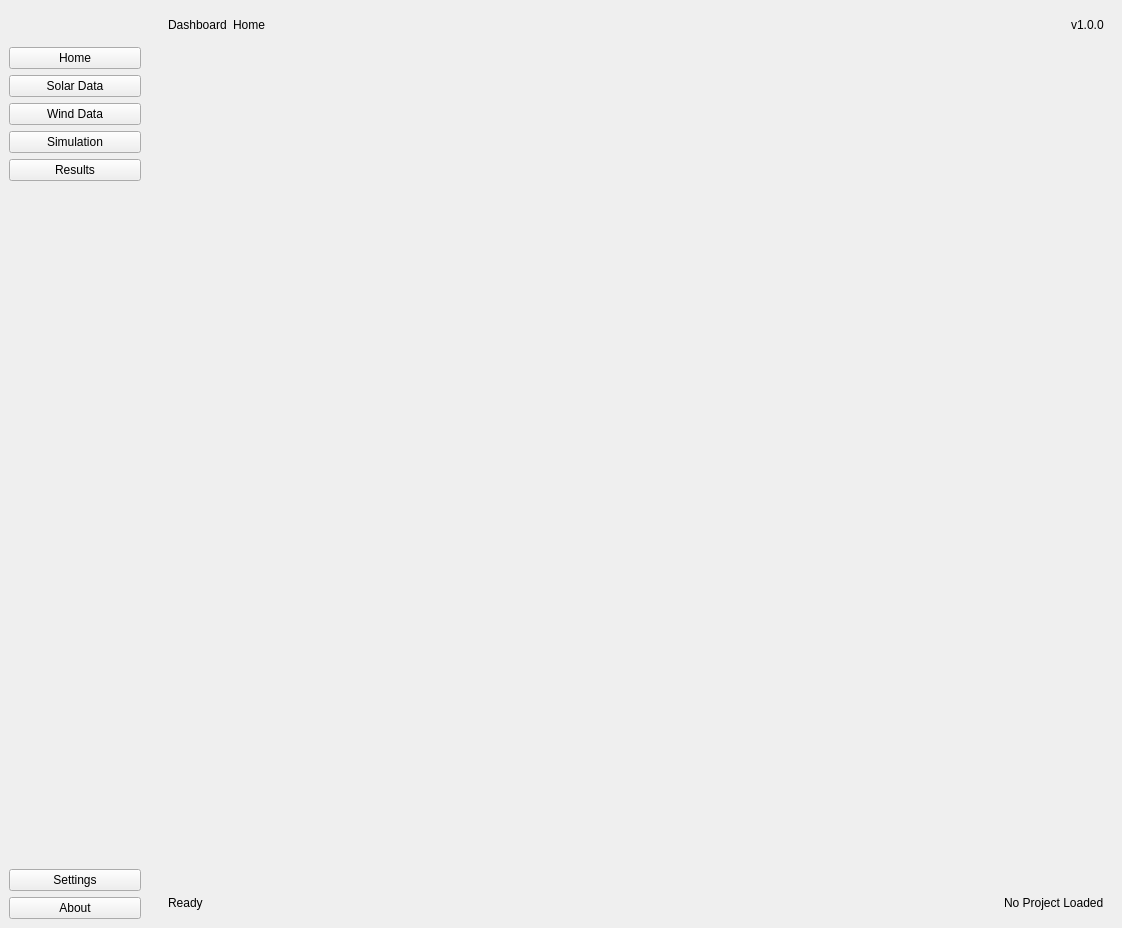
Above: progress/ui/forms/main_window/main_window.ui from sandialabs/snl-progress before the change. Below: the same form after it.
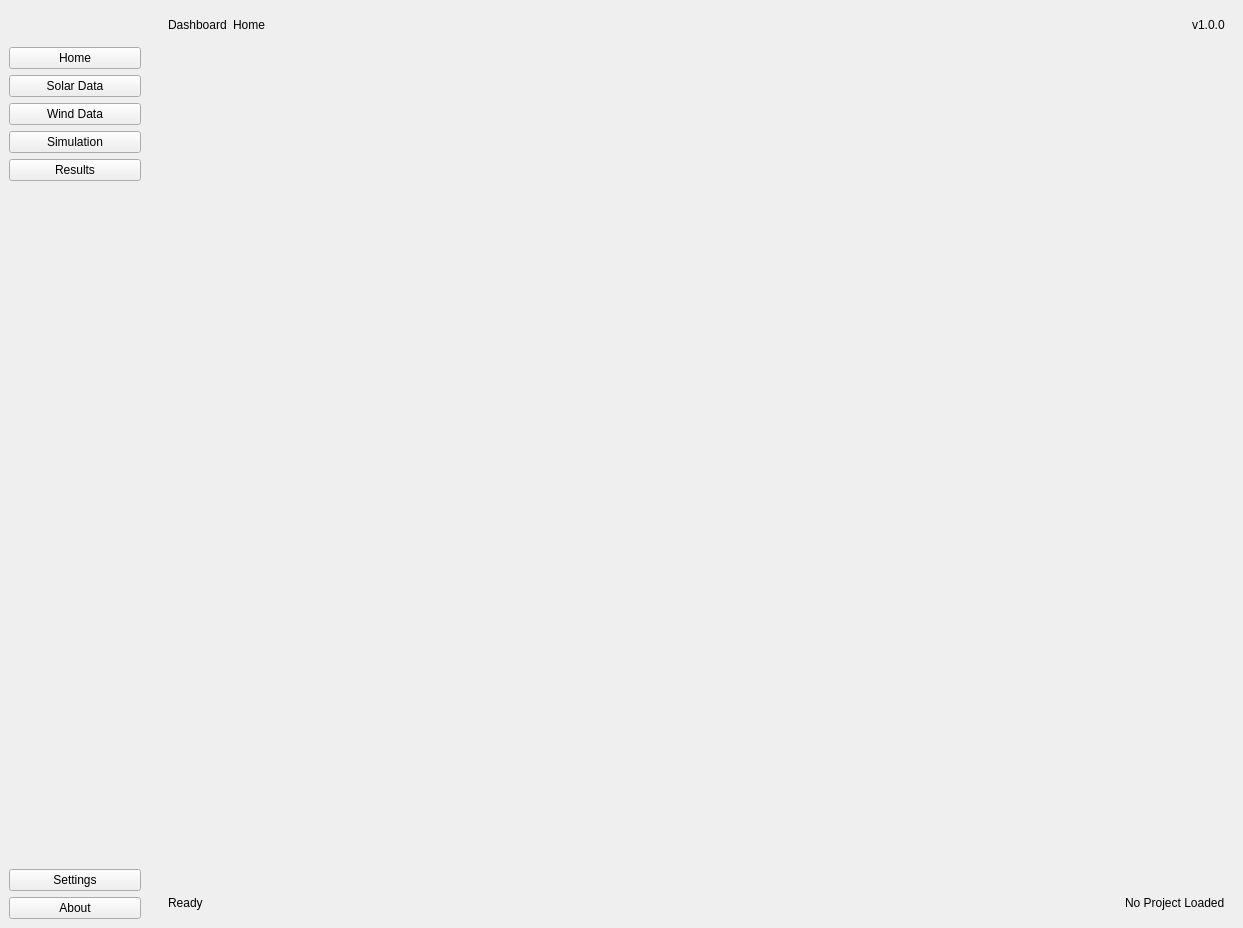
That is the form after the change. The open tabs and pages were chosen to show the change. Icons and pictures are not drawn.

What changed in the file:
```diff
--- a/progress/ui/forms/main_window/main_window.ui
+++ b/progress/ui/forms/main_window/main_window.ui
@@ -6,10 +6,22 @@
    <rect>
     <x>0</x>
     <y>0</y>
-    <width>1122</width>
+    <width>1243</width>
     <height>928</height>
    </rect>
   </property>
+  <property name="sizePolicy">
+   <sizepolicy hsizetype="Preferred" vsizetype="Preferred">
+    <horstretch>0</horstretch>
+    <verstretch>0</verstretch>
+   </sizepolicy>
+  </property>
+  <property name="minimumSize">
+   <size>
+    <width>0</width>
+    <height>0</height>
+   </size>
+  </property>
   <property name="windowTitle">
    <string>QuESt ProGRESS</string>
   </property>
@@ -134,7 +146,13 @@
     </item>
     <item>
      <widget class="QFrame" name="content_frame">
-      <layout class="QVBoxLayout" name="contentLayout">
+      <property name="maximumSize">
+       <size>
+        <width>16777215</width>
+        <height>1000</height>
+       </size>
+      </property>
+      <layout class="QVBoxLayout" name="contentLayout" stretch="0,1,0">
        <item>
         <widget class="QFrame" name="header_frame">
          <layout class="QHBoxLayout" name="headerLayout">
@@ -177,6 +195,9 @@
        </item>
        <item>
         <widget class="QStackedWidget" name="stackedWidget">
+         <property name="styleSheet">
+          <string notr="true">background-color: transparent;</string>
+         </property>
          <property name="currentIndex">
           <number>0</number>
          </property>
```
Left out of the diff: 10 changed lines with no effect on the pictures.
